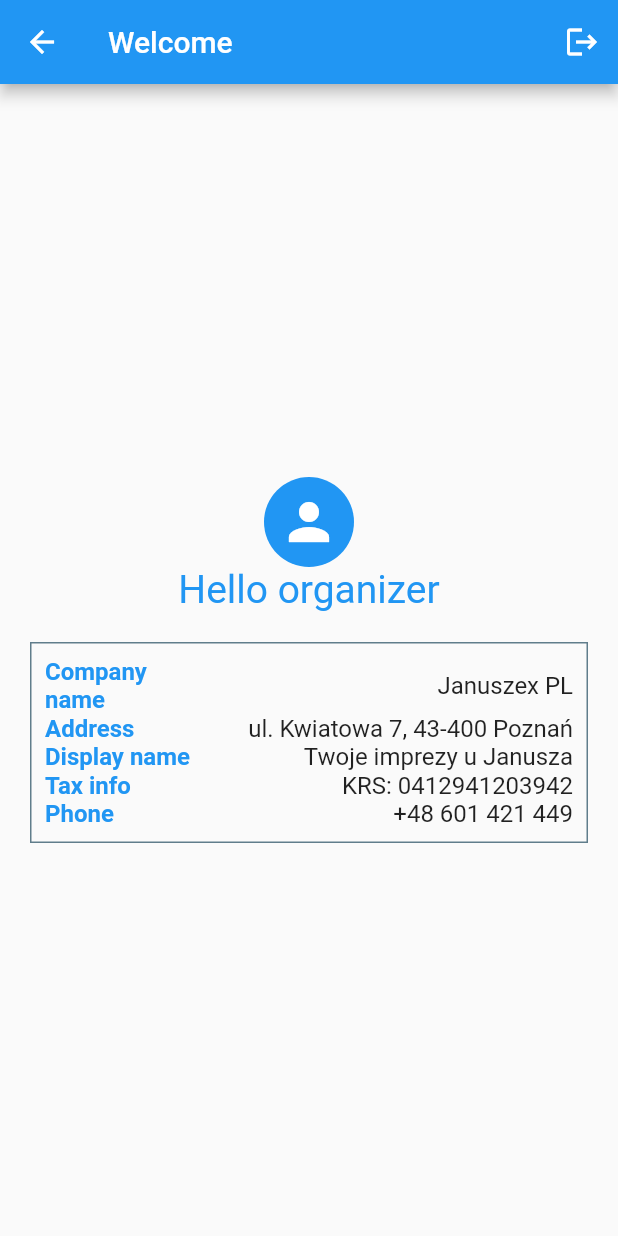
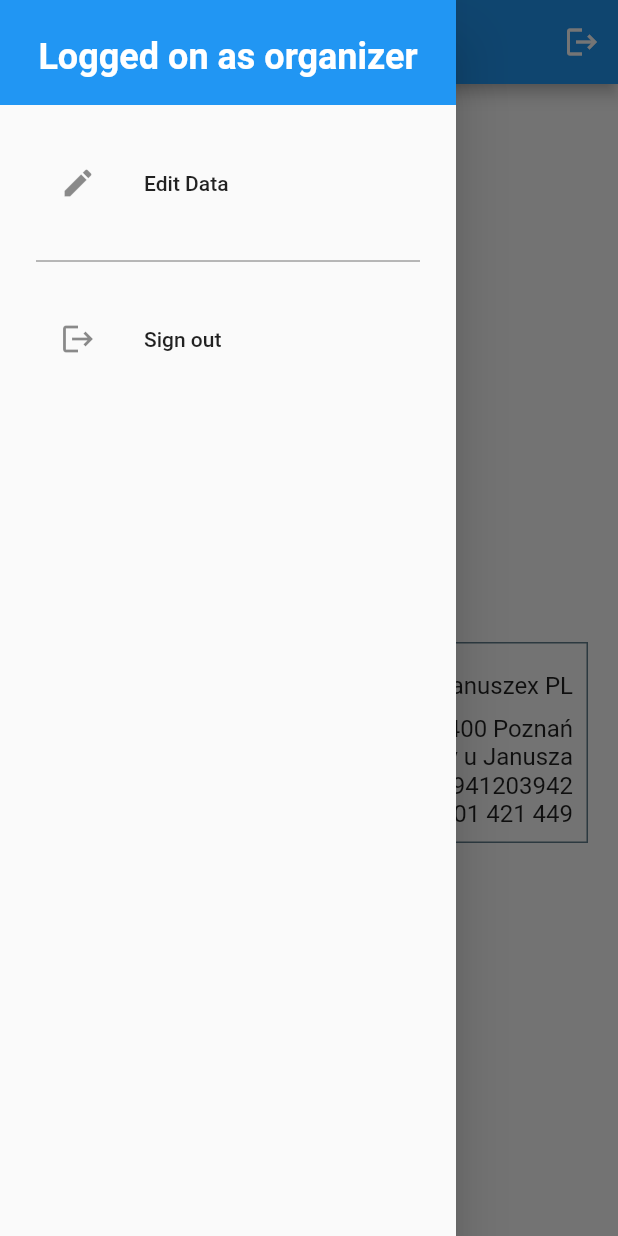
Before and after one commit to pw-software-engineering/2023-konfetti, a Flutter app: the OrganizerLandingPage screen opened directly, with the side drawer open (before the commit the screen has no drawer), on a phone screen of 412 x 824 dp. Run offline on Flutter 3.47's test engine with Material 2 defaults, Android fonts, the phone set to English and light mode, and no system bars; our stand-ins replace dio, email_validator, flutter_dotenv, flutter_secure_storage, jwt_decoder, tuple; accounts and stored records are empty.

Commit message:
[TM-41] add sidebar and landing page drafts for organizer and admin

```diff
--- /dev/null
+++ b/src/front/ticketer/lib/pages/organizer/organizer_drawer.dart
@@ -0,0 +1,96 @@
+
+import 'package:flutter/material.dart';
+import 'package:ticketer/auth/auth.dart';
+
+class OrganizerNavigationDrawer extends StatefulWidget {
+  const OrganizerNavigationDrawer({
+        Key? key,
+      }) : super(key: key);
+
+  @override
+  State<OrganizerNavigationDrawer> createState() => _OrganizerNavigationDrawerState();
+}
+
+class _OrganizerNavigationDrawerState extends State<OrganizerNavigationDrawer> {
+  late void Function() setDataNull;
+  late void Function(String) setCvDataName;
+  @override
+  void initState() {
+    super.initState();
+  }
+
+  @override
+  Widget build(BuildContext context) {
+    return Drawer(
+      child: SingleChildScrollView(
+        child: Column(
+          crossAxisAlignment: CrossAxisAlignment.stretch,
+          children: <Widget>[
+            buildHeader(context),
+            buildMenuItems(context),
+          ],
+        ),
+      ),
+    );
+  }
+
+  // TODO: TM-18 Add real info
+  Widget buildHeader(BuildContext context) {
+    return Container(
+      padding: EdgeInsets.only(
+        top: MediaQuery.of(context).padding.top + 24,
+        bottom: 18,
+      ),
+      color: Theme.of(context).primaryColor,
+      child: Column(
+        children:
+             const [
+          Text(
+            "Logged on as organizer",
+            style: TextStyle(
+              color: Colors.white,
+              fontSize: 24,
+              fontWeight: FontWeight.bold,
+            ),
+          )
+        ]
+      ),
+    );
+  }
+
+  Future<void> launchEditAccount(BuildContext context) async {
+    Navigator.pop(context);
+
+    throw UnimplementedError("This is not implemented yet");
+  }
+
+  Future<void> signOut(BuildContext context) async {
+    Navigator.pop(context);
+    await Auth().logOut();
+  }
+
+
+  Widget buildMenuItems(BuildContext context) {
+    return Container(
+      margin: const EdgeInsets.all(24),
+      child: Wrap(
+        runSpacing: 16,
+        children: [
+          ListTile(
+            leading: const Icon(Icons.edit),
+            title: const Text("Edit Data"),
+            onTap: () => {launchEditAccount(context)},
+          ),
+          const Divider(
+            color: Colors.black54,
+          ),
+          ListTile(
+            leading: const Icon(Icons.logout),
+            title: const Text("Sign out"),
+            onTap: () => {signOut(context)},
+          ),
+        ],
+      ),
+    );
+  }
+}
--- a/src/front/ticketer/lib/pages/organizer/organizer_landing_page.dart
+++ b/src/front/ticketer/lib/pages/organizer/organizer_landing_page.dart
@@ -1,5 +1,6 @@
 import 'package:flutter/material.dart';
 import 'package:ticketer/pages/common/app_bar.dart';
+import 'package:ticketer/pages/organizer/organizer_drawer.dart';
 
 class OrganizerLandingPage extends StatefulWidget {
   const OrganizerLandingPage({Key? key}) : super(key: key);
@@ -90,6 +91,7 @@ class _OrganizerLandingPageState extends State<OrganizerLandingPage> {
   Widget build(BuildContext context) {
     return Scaffold(
       appBar: ticketerAppBar("Welcome"),
+      drawer: const OrganizerNavigationDrawer(),
       body: Center(
         child: Container(
           constraints: const BoxConstraints(minWidth: 200, maxWidth: 500),
--- a/src/front/ticketer/lib/pages/page_home.dart
+++ b/src/front/ticketer/lib/pages/page_home.dart
@@ -2,7 +2,9 @@ import 'package:flutter/material.dart';
 import 'package:ticketer/auth/account.dart';
 import 'package:ticketer/auth/auth.dart';
 import 'package:ticketer/backend_communication/model/account_type.dart';
+import 'package:ticketer/pages/admin/admin_landing_page.dart';
 import 'package:ticketer/pages/organizer/organizer_landing_page.dart';
+import 'package:ticketer/pages/user/user_landing_page.dart';
 
 class HomePage extends StatefulWidget {
   const HomePage({super.key});
@@ -22,7 +24,9 @@ class _HomePageState extends State<HomePage> {
       case AccountType.Organizer:
         return const OrganizerLandingPage();
       case AccountType.Admin:
+        return const AdminLandingPage();
       case AccountType.User:
+        return const UserLandingPage();
       default:
         throw UnimplementedError("This is not implemented yet");
     }
```
Also changed, not shown: src/front/ticketer/lib/pages/admin/admin_drawer.dart (added, +87 -0 lines), src/front/ticketer/lib/pages/admin/admin_landing_page.dart (added, +64 -0 lines), src/front/ticketer/lib/pages/user/user_drawer.dart (added, +96 -0 lines), src/front/ticketer/lib/pages/user/user_landing_page.dart (added, +64 -0 lines), 3 other files.
